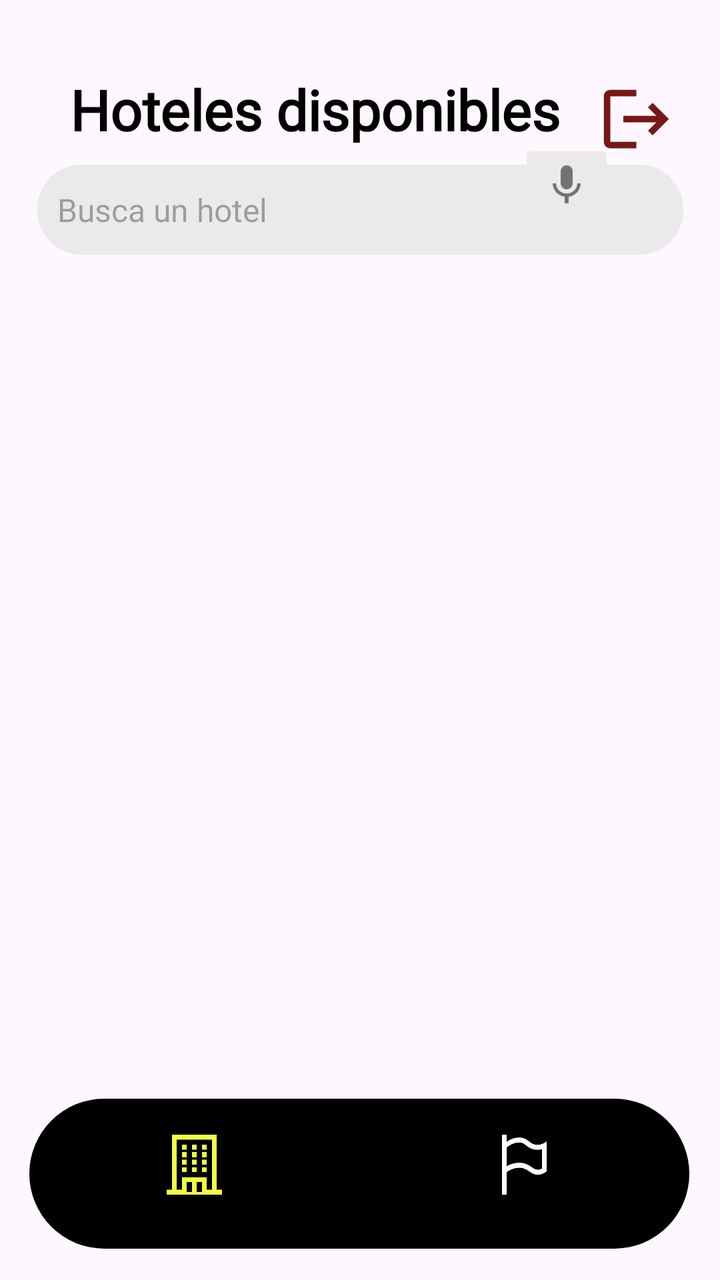
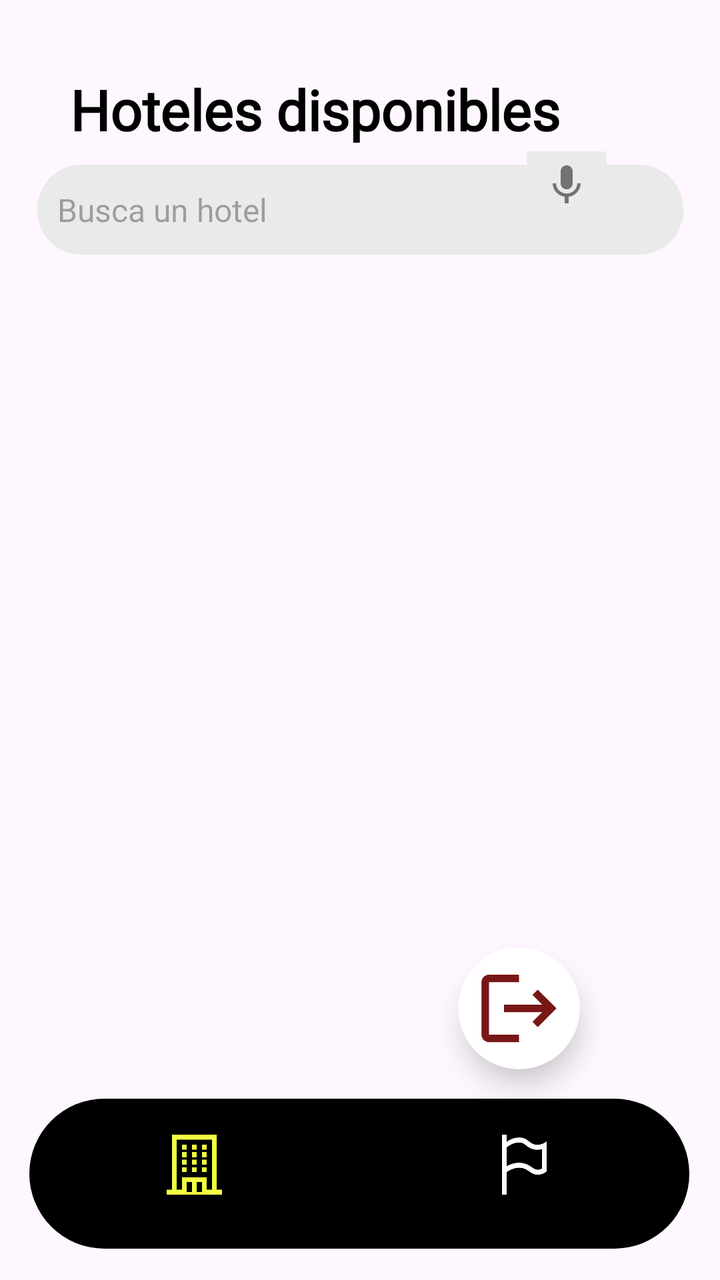

The first picture is an Android layout as it rendered before a commit; the second is the same layout after the commit. The layout source and the unified diff follow.
<!-- AndroidManifest.xml: application theme Theme.GoStay -->
<!-- res/layout/activity_inicio_admin.xml -->
<?xml version="1.0" encoding="utf-8"?>
<androidx.constraintlayout.widget.ConstraintLayout xmlns:android="http://schemas.android.com/apk/res/android"
    xmlns:app="http://schemas.android.com/apk/res-auto"
    xmlns:tools="http://schemas.android.com/tools"
    android:id="@+id/main"
    android:layout_width="match_parent"
    android:layout_height="match_parent"
    tools:context=".PaginaInicio">


    <EditText
        android:id="@+id/etBuscarHotel"
        android:layout_width="323dp"
        android:layout_height="45dp"
        android:background="@drawable/cuadritobusquedadprox"
        android:fontFamily="@font/poppins"
        android:hint="@string/buscahotel"
        android:inputType="text"
        android:textColor="@color/letrainicio"
        android:textSize="16sp"
        app:layout_constraintBottom_toBottomOf="parent"
        app:layout_constraintEnd_toEndOf="parent"
        app:layout_constraintHorizontal_bias="0.5"
        app:layout_constraintStart_toStartOf="parent"
        app:layout_constraintTop_toBottomOf="@+id/textView13"
        app:layout_constraintVertical_bias="0.017" />

    <ImageButton
        android:id="@+id/btnVoz"
        android:layout_width="wrap_content"
        android:layout_height="wrap_content"
        android:backgroundTint="#EBEAEA"
        app:layout_constraintBottom_toBottomOf="parent"
        app:layout_constraintEnd_toEndOf="parent"
        app:layout_constraintHorizontal_bias="0.831"
        app:layout_constraintStart_toStartOf="parent"
        app:layout_constraintTop_toTopOf="parent"
        app:layout_constraintVertical_bias="0.117"
        app:srcCompat="@drawable/voice" />

    <com.google.android.material.bottomnavigation.BottomNavigationView
        android:layout_width="330dp"
        android:layout_height="75dp"
        android:layout_gravity="bottom"
        android:background="@drawable/negro_menu"
        app:layout_constraintBottom_toBottomOf="parent"
        app:layout_constraintEnd_toEndOf="parent"
        app:layout_constraintHorizontal_bias="0.494"
        app:layout_constraintStart_toStartOf="parent"
        app:layout_constraintTop_toTopOf="parent"
        app:layout_constraintVertical_bias="0.972">

        <LinearLayout
            android:layout_width="match_parent"
            android:layout_height="match_parent"
            android:orientation="horizontal">


            <ImageView
                android:id="@+id/imvHotelNavegacion"
                android:layout_width="match_parent"
                android:layout_height="30dp"
                android:layout_margin="18dp"
                android:layout_weight="1"
                app:srcCompat="@drawable/iconohotelamarillo" />

            <ImageView
                android:id="@+id/imvDenunciasNavegacion"
                android:layout_width="match_parent"
                android:layout_height="30dp"
                android:layout_margin="18dp"
                android:layout_weight="1"
                app:srcCompat="@drawable/iconodenunciasblanco" />


        </LinearLayout>
    </com.google.android.material.bottomnavigation.BottomNavigationView>

    <ScrollView
        android:layout_width="320dp"
        android:layout_height="600dp"
        android:layout_marginTop="8dp"
        app:layout_constraintEnd_toEndOf="parent"
        app:layout_constraintHorizontal_bias="0.5"
        app:layout_constraintStart_toStartOf="parent"
        app:layout_constraintTop_toBottomOf="@+id/etBuscarHotel">

        <LinearLayout
            android:layout_width="match_parent"
            android:layout_height="wrap_content"
            android:orientation="vertical">

            <androidx.recyclerview.widget.RecyclerView
                android:id="@+id/rcvHotelAdmin"
                android:layout_width="match_parent"
                android:layout_height="match_parent" />

        </LinearLayout>
    </ScrollView>

    <TextView
        android:id="@+id/textView13"
        android:layout_width="wrap_content"
        android:layout_height="wrap_content"
        android:layout_marginTop="36dp"
        android:fontFamily="@font/poppins"
        android:text="@string/hotelesdispo"
        android:textColor="#000000"
        android:textSize="28sp"
        android:textStyle="bold"
        app:layout_constraintEnd_toEndOf="parent"
        app:layout_constraintHorizontal_bias="0.305"
        app:layout_constraintStart_toStartOf="parent"
        app:layout_constraintTop_toTopOf="parent" />

    <ImageView
        android:id="@+id/imvSalir"
        android:layout_width="44dp"
        android:layout_height="39dp"
        android:layout_marginTop="40dp"
        app:layout_constraintEnd_toEndOf="parent"
        app:layout_constraintHorizontal_bias="0.446"
        app:layout_constraintStart_toEndOf="@+id/textView13"
        app:layout_constraintTop_toTopOf="parent"
        app:srcCompat="@drawable/cerrarrojito" />

</androidx.constraintlayout.widget.ConstraintLayout>
<!-- resources referenced by this layout -->
<resources>
  <color name="letrainicio">#737373</color>
  <!-- drawable cerrarrojito (drawable) -->
  <vector xmlns:android="http://schemas.android.com/apk/res/android" android:autoMirrored="true" android:height="24dp" android:tint="#781717" android:viewportHeight="24" android:viewportWidth="24" android:width="24dp">
        
      <path android:fillColor="@android:color/white" android:pathData="M17,7l-1.41,1.41L18.17,11H8v2h10.17l-2.58,2.58L17,17l5,-5zM4,5h8V3H4c-1.1,0 -2,0.9 -2,2v14c0,1.1 0.9,2 2,2h8v-2H4V5z"/>
      
  </vector>
  <!-- drawable cuadritobusquedadprox (drawable) -->
  <?xml version="1.0" encoding="utf-8"?>
  <shape xmlns:android="http://schemas.android.com/apk/res/android" android:shape="rectangle">
      <padding android:bottom="10sp"
          android:left="10sp"
          android:right="10sp"
          android:top="10sp"/>
      <corners android:radius="22dp"/>
      <solid android:color="#ebeaea"></solid>
  </shape>
  <!-- drawable iconodenunciasblanco: png bitmap (drawable, 5167 bytes) -->
  <!-- drawable iconohotelamarillo: png bitmap (drawable, 947 bytes) -->
  <!-- drawable negro_menu (drawable) -->
  <?xml version="1.0" encoding="utf-8"?>
  <selector xmlns:android="http://schemas.android.com/apk/res/android">
      <item>
          <shape android:shape="rectangle">
              <solid android:color="@color/black"></solid>
              <corners android:radius="650dp"></corners>
          </shape>
      </item>
  </selector>
  <!-- drawable voice (drawable) -->
  <vector xmlns:android="http://schemas.android.com/apk/res/android" android:height="24dp" android:tint="#737373" android:viewportHeight="24" android:viewportWidth="24" android:width="24dp">
        
      <path android:fillColor="@android:color/white" android:pathData="M12,15c1.66,0 2.99,-1.34 2.99,-3L15,6c0,-1.66 -1.34,-3 -3,-3S9,4.34 9,6v6c0,1.66 1.34,3 3,3zM17.3,12c0,3 -2.54,5.1 -5.3,5.1S6.7,15 6.7,12L5,12c0,3.42 2.72,6.23 6,6.72L11,22h2v-3.28c3.28,-0.48 6,-3.3 6,-6.72h-1.7z"/>
      
  </vector>
  <string name="buscahotel">Busca un hotel</string>
  <string name="hotelesdispo">Hoteles disponibles</string>
  <style name="Theme.GoStay" parent="Base.Theme.GoStay" />
  <color name="black">#FF000000</color>
  <style name="Base.Theme.GoStay" parent="Theme.Material3.DayNight.NoActionBar">
          
          
      </style>
</resources>

<!-- the commit's change to res/layout/activity_inicio_admin.xml (unified diff, before → after) -->
@@ -37,6 +37,33 @@
         app:layout_constraintTop_toTopOf="parent"
         app:layout_constraintVertical_bias="0.117"
         app:srcCompat="@drawable/voice" />
+
+    <androidx.cardview.widget.CardView
+        android:id="@+id/itemCardHotel"
+        android:layout_width="wrap_content"
+        android:layout_height="wrap_content"
+        app:cardCornerRadius="70dp"
+        app:cardElevation="8dp"
+        android:layout_marginEnd="70dp"
+        app:layout_constraintBottom_toBottomOf="parent"
+        app:layout_constraintEnd_toEndOf="parent"
+        app:layout_constraintHorizontal_bias="1.0"
+        app:layout_constraintStart_toStartOf="parent"
+        app:layout_constraintTop_toTopOf="parent"
+        app:layout_constraintVertical_bias="0.818">
+
+        <ImageView
+            android:id="@+id/imvSalir"
+            android:layout_width="45dp"
+            android:layout_height="45dp"
+            android:layout_margin="8dp"
+            app:layout_constraintEnd_toEndOf="parent"
+            app:layout_constraintHorizontal_bias="0.446"
+            app:layout_constraintStart_toEndOf="@+id/textView13"
+            app:layout_constraintTop_toTopOf="parent"
+            app:srcCompat="@drawable/cerrarrojito" />
+
+    </androidx.cardview.widget.CardView>
 
     <com.google.android.material.bottomnavigation.BottomNavigationView
         android:layout_width="330dp"
@@ -113,15 +140,4 @@
         app:layout_constraintStart_toStartOf="parent"
         app:layout_constraintTop_toTopOf="parent" />
 
-    <ImageView
-        android:id="@+id/imvSalir"
-        android:layout_width="44dp"
-        android:layout_height="39dp"
-        android:layout_marginTop="40dp"
-        app:layout_constraintEnd_toEndOf="parent"
-        app:layout_constraintHorizontal_bias="0.446"
-        app:layout_constraintStart_toEndOf="@+id/textView13"
-        app:layout_constraintTop_toTopOf="parent"
-        app:srcCompat="@drawable/cerrarrojito" />
-
 </androidx.constraintlayout.widget.ConstraintLayout>
